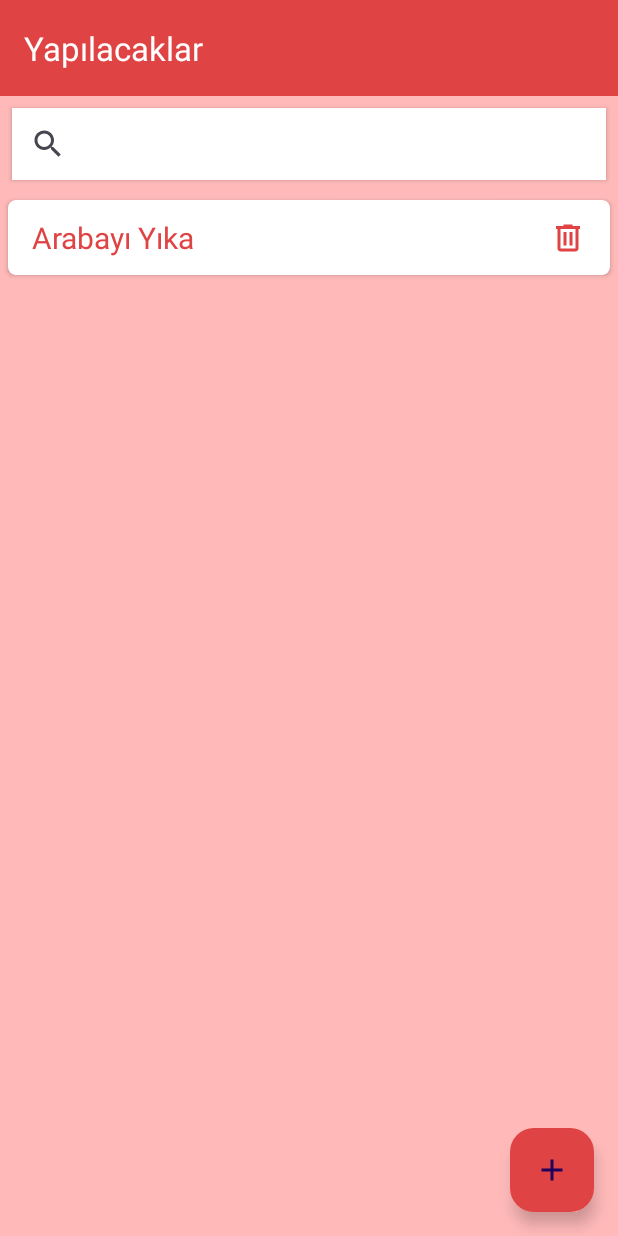
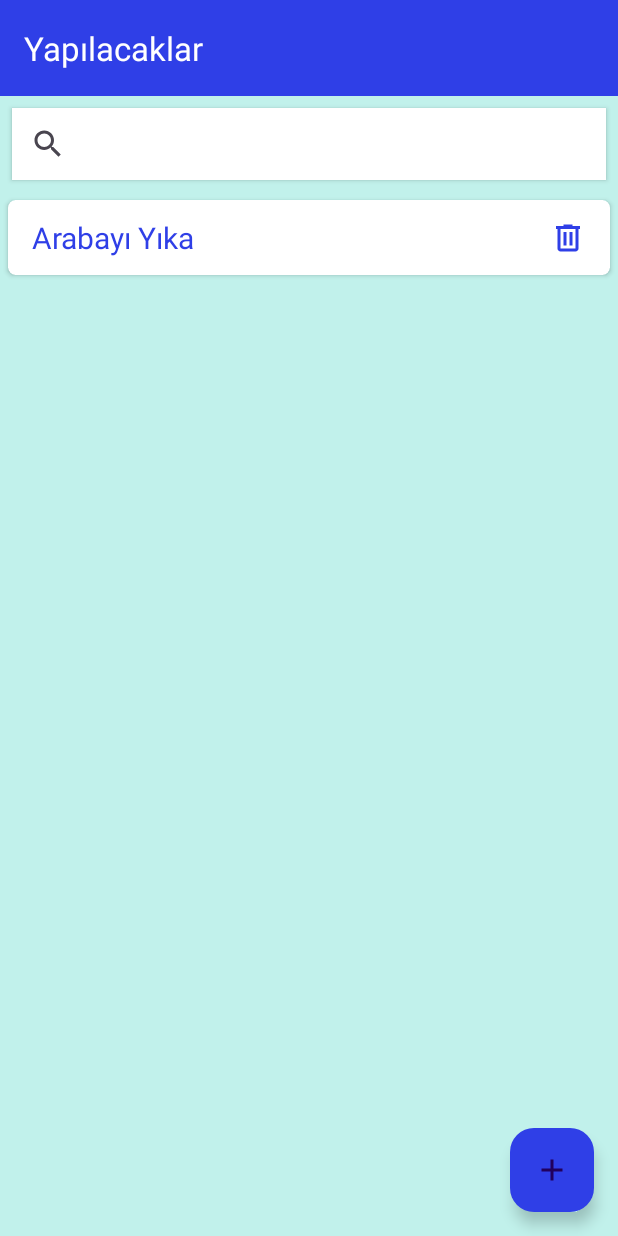
Before and after one commit to cevdetkilickeser/ToDoAppOdevi, an Android app: the screen it shows after launch (MainActivity), on a phone screen of 412 x 824 dp. Run offline under Robolectric (Android 15) with nearby library versions, the phone set to English and light mode, and no system bars; our stand-ins replace Dagger/Hilt's generated code, Room's generated code.

Commit message:
project colors updated

```diff
--- a/app/src/main/res/values/colors.xml
+++ b/app/src/main/res/values/colors.xml
@@ -2,6 +2,6 @@
 <resources>
     <color name="black">#FF000000</color>
     <color name="white">#FFFFFFFF</color>
-    <color name="primary">#DF4343</color>
-    <color name="secondary">#FFB9B9</color>
+    <color name="primary">#2F3FE7</color>
+    <color name="secondary">#C1F1EB</color>
 </resources>
```
